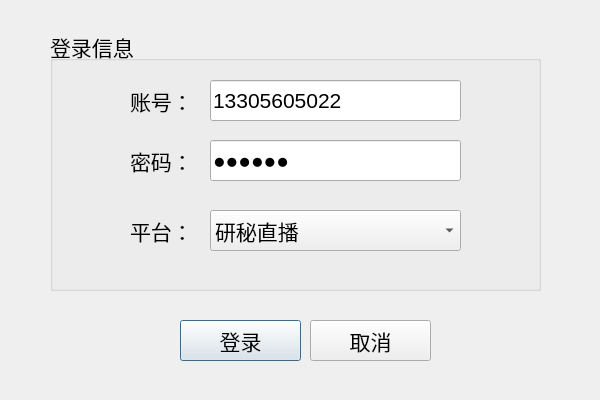
songchaofly/zblive, file UI/forms/logindlg.ui: the form before one commit.
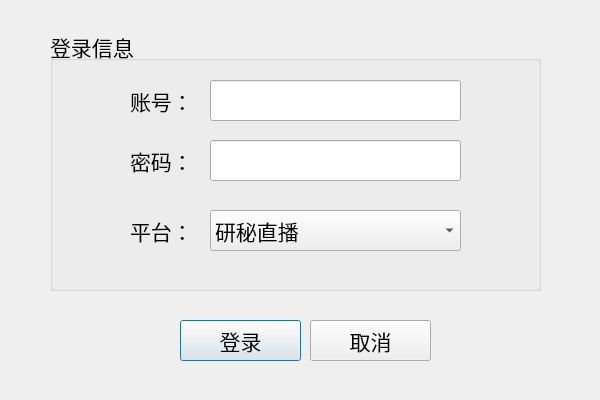
The form after the commit. Icons and pictures are not drawn.

Commit message: 修改界面布局

Patch:
```diff
--- a/UI/forms/logindlg.ui
+++ b/UI/forms/logindlg.ui
@@ -111,7 +111,7 @@
      </rect>
     </property>
     <property name="text">
-     <string>13305605022</string>
+     <string/>
     </property>
    </widget>
    <widget class="QLineEdit" name="txtPasswd">
@@ -124,7 +124,7 @@
      </rect>
     </property>
     <property name="text">
-     <string>123456</string>
+     <string/>
     </property>
     <property name="echoMode">
      <enum>QLineEdit::Password</enum>
```
